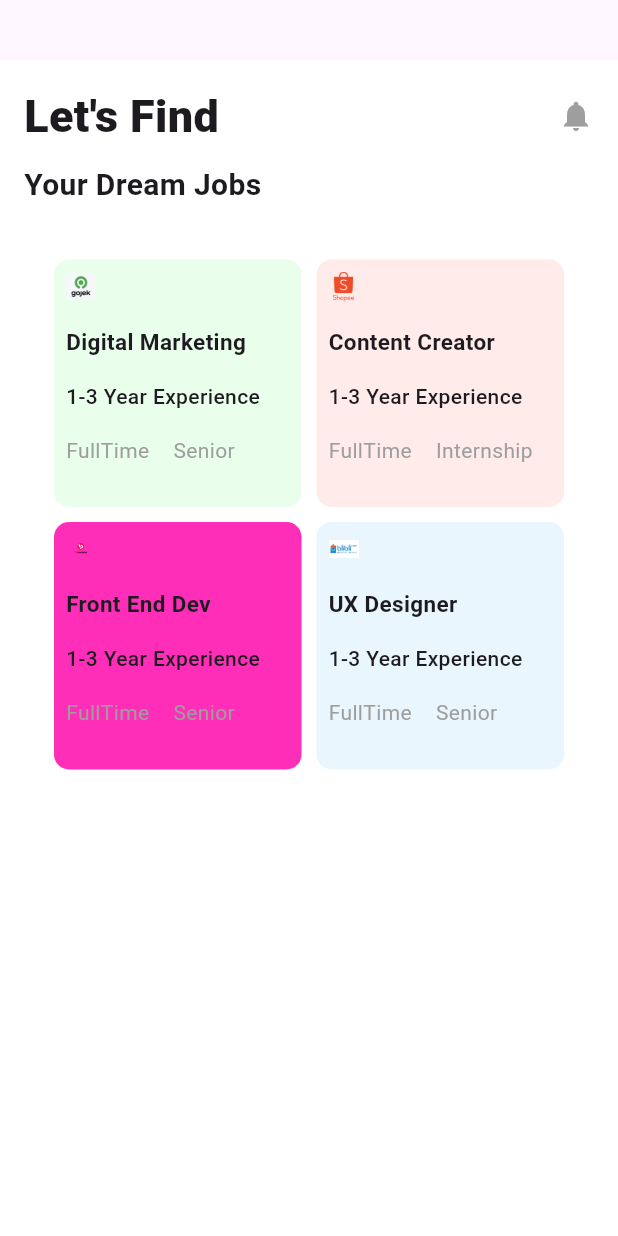
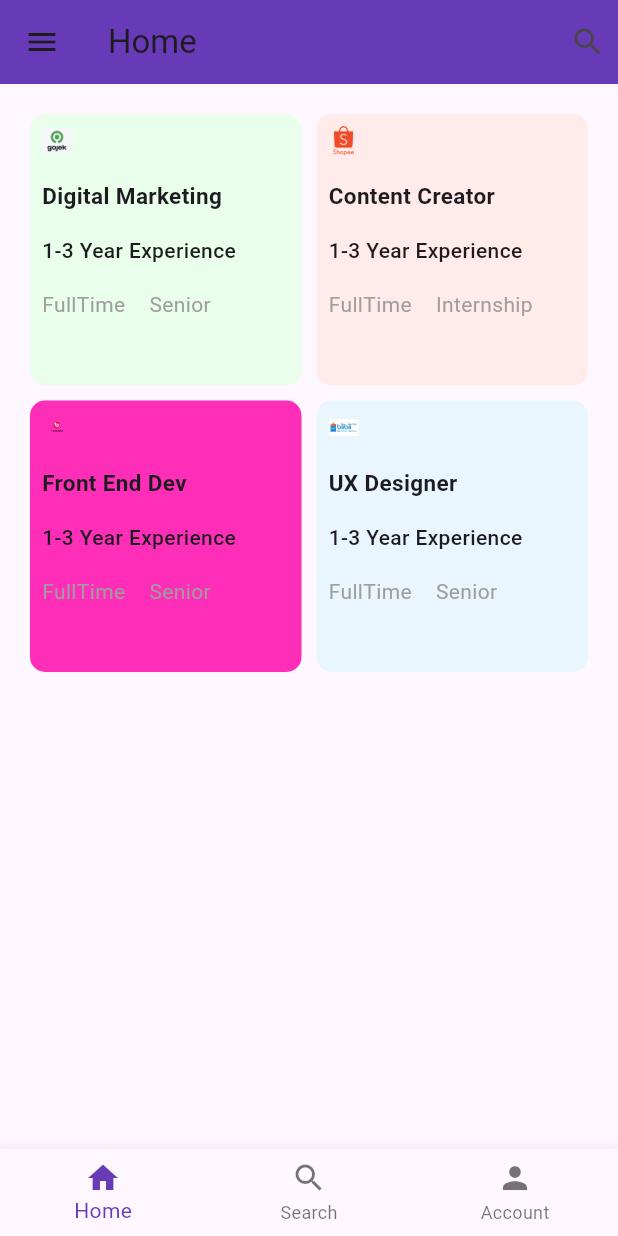
Before and after one commit to yordawira/BootcampFlutter, a Flutter app: the screen it shows after launch, after a tap on "Login", on a phone screen of 412 x 824 dp. Run offline on Flutter 3.47's test engine with Material 3 defaults, Android fonts, the phone set to English and light mode, and no system bars.

Commit message:
feat master : fixing login and add logic home and add logic drawer

```diff
--- /dev/null
+++ b/sanberappflutter/lib/Tugas/Tugas11/Home.dart
@@ -0,0 +1,196 @@
+import 'package:flutter/material.dart';
+import 'package:sanberappflutter/Tugas/Tugas11/DrawerScreen.dart';
+
+class Home extends StatefulWidget {
+  @override
+  _HomeState createState() => _HomeState();
+}
+
+class _HomeState extends State<Home> {
+  int _selectedIndex = 0;
+
+  List<Widget> _widgetOptions = <Widget>[
+    JobsPage(),
+    SearchPage(),
+    AccountPage(),
+  ];
+
+  @override
+  Widget build(BuildContext context) {
+    return Scaffold(
+      appBar: AppBar(
+        title: Text("Home"),
+        backgroundColor: Colors.deepPurple,
+        actions: <Widget>[
+          Padding(
+            padding: const EdgeInsets.all(8.0),
+            child: Icon(Icons.search),
+          ),
+        ],
+      ),
+      drawer: DrawerScreen(),
+      body: IndexedStack(
+        index: _selectedIndex,
+        children: _widgetOptions,
+      ),
+      bottomNavigationBar: BottomNavigationBar(
+        items: const <BottomNavigationBarItem>[
+          BottomNavigationBarItem(
+            icon: Icon(Icons.home),
+            label: 'Home',
+          ),
+          BottomNavigationBarItem(
+            icon: Icon(Icons.search),
+            label: 'Search',
+          ),
+          BottomNavigationBarItem(
+            icon: Icon(Icons.person),
+            label: 'Account',
+          ),
+        ],
+        currentIndex: _selectedIndex,
+        selectedItemColor: Colors.deepPurple,
+        onTap: _onItemTapped,
+      ),
+    );
+  }
+
+  void _onItemTapped(int index) {
+    setState(() {
+      _selectedIndex = index;
+    });
+  }
+}
+
+class JobsPage extends StatelessWidget {
+  @override
+  Widget build(BuildContext context) {
+    return Container(
+      height: MediaQuery.of(context).size.height / 2,
+      child: GridView.count(
+        primary: false,
+        padding: const EdgeInsets.all(20),
+        crossAxisSpacing: 10,
+        mainAxisSpacing: 10,
+        crossAxisCount: 2,
+        children: <Widget>[
+          jobCard(
+            "assets/img/gojek.png",
+            "Digital Marketing",
+            "1-3 Year Experience",
+            "FullTime",
+            "Senior",
+            Color(0xffE9FFEB),
+          ),
+          jobCard(
+            "assets/img/shopee.png",
+            "Content Creator",
+            "1-3 Year Experience",
+            "FullTime",
+            "Internship",
+            Color(0xffFFEBE9),
+          ),
+          jobCard(
+            "assets/img/bukalapak.png",
+            "Front End Dev",
+            "1-3 Year Experience",
+            "FullTime",
+            "Senior",
+            Color(0xffFF2EB9),
+          ),
+          jobCard(
+            "assets/img/blibli.png",
+            "UX Designer",
+            "1-3 Year Experience",
+            "FullTime",
+            "Senior",
+            Color(0xffE9F6FE),
+          ),
+        ],
+      ),
+    );
+  }
+}
+
+Widget jobCard(String imagePath, String title, String experience, String type,
+    String level, Color color) {
+  return Container(
+    padding: const EdgeInsets.all(8),
+    decoration: BoxDecoration(
+      color: color,
+      borderRadius: BorderRadius.circular(10),
+    ),
+    child: Column(
+      mainAxisAlignment: MainAxisAlignment.start,
+      crossAxisAlignment: CrossAxisAlignment.start,
+      children: [
+        Image.asset(
+          imagePath,
+          height: 20,
+          width: 20,
+        ),
+        SizedBox(height: 16),
+        Text(
+          title,
+          style: titleStyle(),
+        ),
+        SizedBox(height: 16),
+        Text(
+          experience,
+          style: subTitle(),
+        ),
+        SizedBox(height: 16),
+        Row(
+          children: [
+            Text(
+              type,
+              style: positionText(),
+            ),
+            SizedBox(width: 16),
+            Text(
+              level,
+              style: positionText(),
+            ),
+          ],
+        ),
+      ],
+    ),
+  );
+}
+
+TextStyle positionText() {
+  return TextStyle(color: Colors.grey, fontWeight: FontWeight.w400);
+}
+
+TextStyle subTitle() => TextStyle(fontWeight: FontWeight.w500);
+
+TextStyle titleStyle() {
+  return TextStyle(fontSize: 15, fontWeight: FontWeight.w700);
+}
+
+class HomePage extends StatelessWidget {
+  @override
+  Widget build(BuildContext context) {
+    return Center(
+      child: Text('Home Page'),
+    );
+  }
+}
+
+class SearchPage extends StatelessWidget {
+  @override
+  Widget build(BuildContext context) {
+    return Center(
+      child: Text('Search Page'),
+    );
+  }
+}
+
+class AccountPage extends StatelessWidget {
+  @override
+  Widget build(BuildContext context) {
+    return Center(
+      child: Text('Account Page'),
+    );
+  }
+}
--- a/sanberappflutter/lib/Tugas/Tugas11/LoginScreen.dart
+++ b/sanberappflutter/lib/Tugas/Tugas11/LoginScreen.dart
@@ -1,5 +1,5 @@
 import 'package:flutter/material.dart';
-import 'package:sanberappflutter/Tugas/Tugas10/HomeScreen.dart';
+import 'package:sanberappflutter/Tugas/Tugas11/Home.dart';
 
 class LoginScreen extends StatelessWidget {
   const LoginScreen({Key? key}) : super(key: key);
@@ -37,14 +37,11 @@ class LoginScreen extends StatelessWidget {
                     borderRadius: BorderRadius.circular(20),
                   ),
                   child: TextFormField(
-                    style: TextStyle(
-                        fontSize: 16), // Set your desired font size here
+                    style: TextStyle(fontSize: 16),
                     decoration: InputDecoration.collapsed(
                       hintText: "Email",
-                      hintStyle: TextStyle(
-                          fontSize: 13), // Adjust font size of the hint text
-                      border: InputBorder.none, // Optionally remove the border
-                      // Other decoration properties...
+                      hintStyle: TextStyle(fontSize: 13),
+                      border: InputBorder.none,
                     ),
                   )),
               const SizedBox(height: 15),
@@ -57,14 +54,11 @@ class LoginScreen extends StatelessWidget {
                     borderRadius: BorderRadius.circular(20),
                   ),
                   child: TextFormField(
-                    style: TextStyle(
-                        fontSize: 16), // Set your desired font size here
+                    style: TextStyle(fontSize: 16),
                     decoration: InputDecoration.collapsed(
                       hintText: "Password",
-                      hintStyle: TextStyle(
-                          fontSize: 13), // Adjust font size of the hint text
-                      border: InputBorder.none, // Optionally remove the border
-                      // Other decoration properties...
+                      hintStyle: TextStyle(fontSize: 13),
+                      border: InputBorder.none,
                     ),
                   )),
               const SizedBox(height: 10),
@@ -79,7 +73,7 @@ class LoginScreen extends StatelessWidget {
                   child: ElevatedButton(
                     onPressed: () {
                       Route route =
-                          MaterialPageRoute(builder: (context) => HomeScreen());
+                          MaterialPageRoute(builder: (context) => Home());
                       Navigator.push(context, route);
                     },
                     style: ButtonStyle(
```
Also changed, not shown: sanberappflutter/lib/Tugas/Tugas11/DrawerScreen.dart (added, +81 -0 lines).
